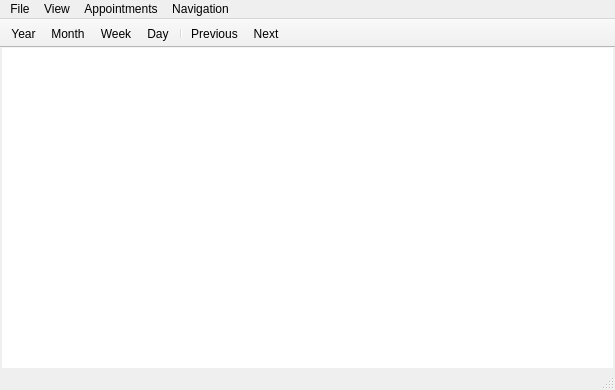
ngc42/Daylight, file src/ui/mainwindow.ui: the form before one commit.
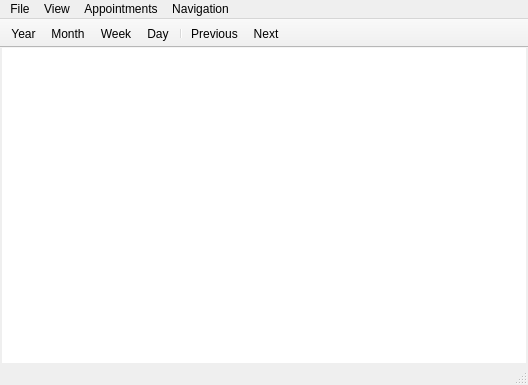
The form after the commit. Icons and pictures are not drawn.

What changed in the file:
```diff
--- a/src/ui/mainwindow.ui
+++ b/src/ui/mainwindow.ui
@@ -6,15 +6,21 @@
    <rect>
     <x>0</x>
     <y>0</y>
-    <width>615</width>
-    <height>390</height>
+    <width>528</width>
+    <height>385</height>
    </rect>
   </property>
   <property name="windowTitle">
    <string>Daylight - 0.0.1</string>
   </property>
   <widget class="QWidget" name="centralWidget">
-   <layout class="QHBoxLayout" name="horizontalLayout">
+   <property name="sizePolicy">
+    <sizepolicy hsizetype="Expanding" vsizetype="Expanding">
+     <horstretch>0</horstretch>
+     <verstretch>0</verstretch>
+    </sizepolicy>
+   </property>
+   <layout class="QVBoxLayout" name="verticalLayout">
     <property name="spacing">
      <number>0</number>
     </property>
@@ -33,11 +39,17 @@
     <item>
      <widget class="QGraphicsView" name="graphicsView">
       <property name="sizePolicy">
-       <sizepolicy hsizetype="Minimum" vsizetype="MinimumExpanding">
-        <horstretch>20</horstretch>
-        <verstretch>10</verstretch>
+       <sizepolicy hsizetype="MinimumExpanding" vsizetype="Expanding">
+        <horstretch>0</horstretch>
+        <verstretch>0</verstretch>
        </sizepolicy>
       </property>
+      <property name="minimumSize">
+       <size>
+        <width>200</width>
+        <height>200</height>
+       </size>
+      </property>
       <property name="frameShape">
        <enum>QFrame::NoFrame</enum>
       </property>
@@ -82,7 +94,7 @@
     <rect>
      <x>0</x>
      <y>0</y>
-     <width>615</width>
+     <width>528</width>
      <height>22</height>
     </rect>
    </property>
```
